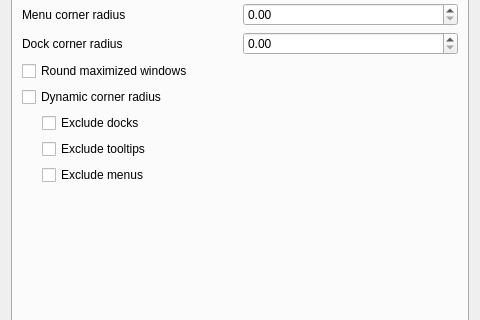
Qt form src/kcm/blur_config.ui (4v3ngR/kwin-effects-glass) before a commit; both pictures show x 0 to 480 and y 183 to 503 of the 480 by 720 pixel window.
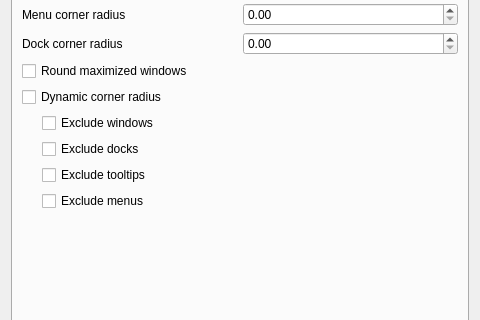
The same form after that commit. The open tabs and pages were chosen to show the change. Custom widgets are drawn as their Qt base class.

Commit message: update dynamic corners to include screen edges

```diff
--- a/src/kcm/blur_config.ui
+++ b/src/kcm/blur_config.ui
@@ -1349,6 +1349,33 @@
          </property>
         </widget>
        </item>
+       <item>
+        <layout class="QHBoxLayout" name="layoutDynamicCornersExcludeWindows">
+         <item>
+          <spacer name="spacerDynamicCornersExcludeWindows">
+           <property name="orientation">
+            <enum>Qt::Orientation::Horizontal</enum>
+           </property>
+           <property name="sizeType">
+            <enum>QSizePolicy::Policy::Fixed</enum>
+           </property>
+           <property name="sizeHint" stdset="0">
+            <size>
+             <width>20</width>
+             <height>20</height>
+            </size>
+           </property>
+          </spacer>
+         </item>
+         <item>
+          <widget class="QCheckBox" name="kcfg_DynamicCornersExcludeWindows">
+           <property name="text">
+            <string>Exclude windows</string>
+           </property>
+          </widget>
+         </item>
+        </layout>
+       </item>
        <item>
         <layout class="QHBoxLayout" name="layoutDynamicCornersExcludeDocks">
          <item>
```
The commit also changes 5 other files.
